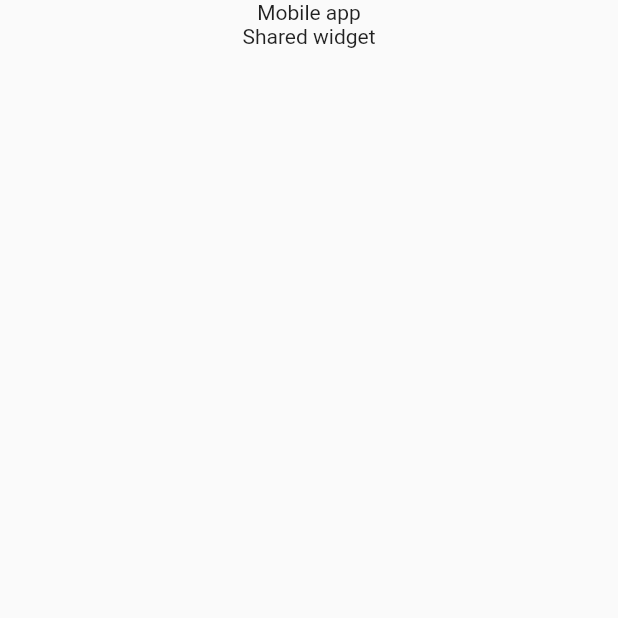
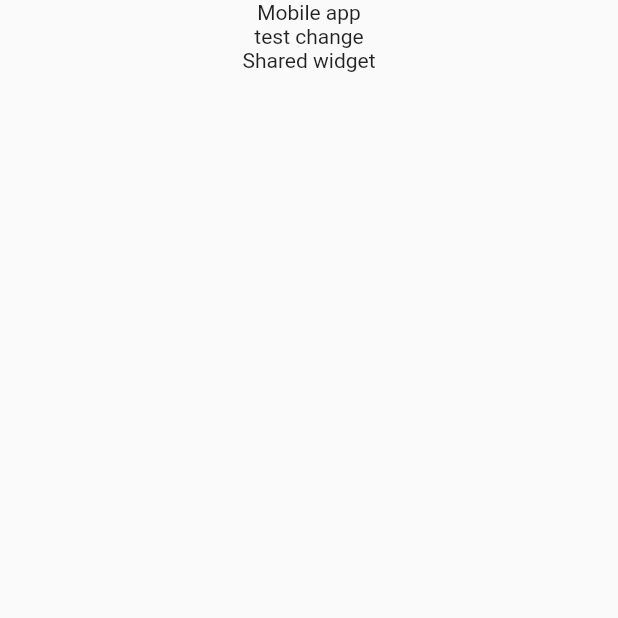
Before and after one commit to ekerik220/flutter_monorepo, a Flutter app: the screen it shows after launch, on a phone screen of 412 x 824 dp, the top half of it. Run offline on Flutter 3.47's test engine with Material 2 defaults, Android fonts, the phone set to English and light mode, and no system bars.

Commit message:
add test change to mobile

```diff
--- a/apps/mobile/lib/mobile_home_page.dart
+++ b/apps/mobile/lib/mobile_home_page.dart
@@ -11,6 +11,7 @@ class MobileHomePage extends StatelessWidget {
         child: Column(
           children: const [
             Text('Mobile app'),
+            Text('test change'),
             SharedWidget(),
           ],
         ),
```
